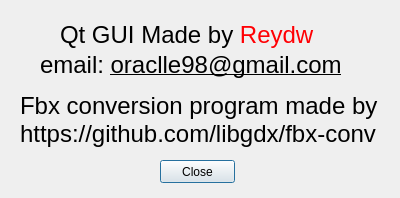
ilinaraducristian/Fbx-Converter-GUI, file Fbx-Converter-GUI/about.ui: the form before one commit.
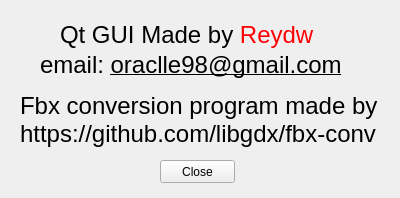
The form after the commit.

```diff
--- a/Fbx-Converter-GUI/about.ui
+++ b/Fbx-Converter-GUI/about.ui
@@ -1,7 +1,7 @@
 <?xml version="1.0" encoding="UTF-8"?>
 <ui version="4.0">
  <class>About</class>
- <widget class="QDialog" name="About">
+ <widget class="QWidget" name="About">
   <property name="geometry">
    <rect>
     <x>0</x>
@@ -10,6 +10,29 @@
     <height>198</height>
    </rect>
   </property>
+  <property name="sizePolicy">
+   <sizepolicy hsizetype="Fixed" vsizetype="Fixed">
+    <horstretch>0</horstretch>
+    <verstretch>0</verstretch>
+   </sizepolicy>
+  </property>
+  <property name="minimumSize">
+   <size>
+    <width>400</width>
+    <height>198</height>
+   </size>
+  </property>
+  <property name="maximumSize">
+   <size>
+    <width>400</width>
+    <height>198</height>
+   </size>
+  </property>
+  <property name="font">
+   <font>
+    <family>Arial</family>
+   </font>
+  </property>
   <property name="windowTitle">
    <string>About</string>
   </property>
```
Left out of the diff: 2 changed lines with no effect on the pictures.
